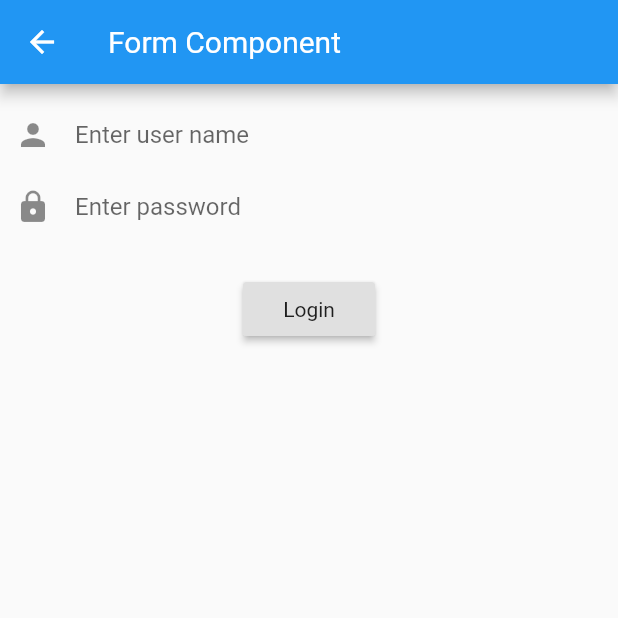
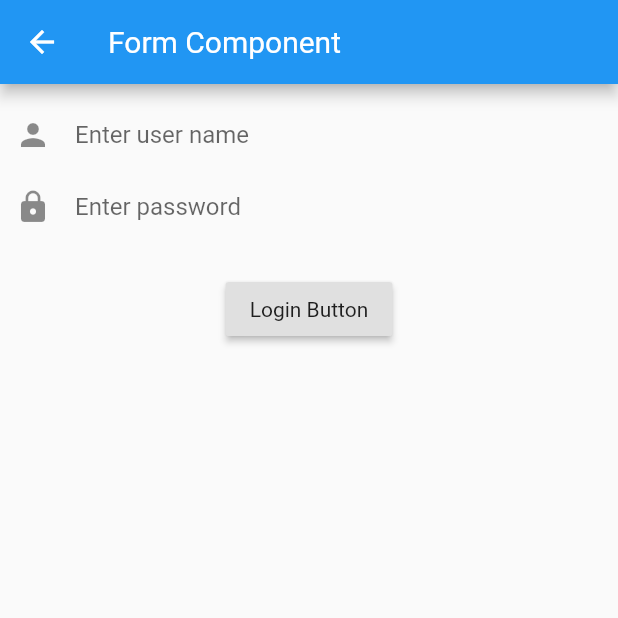
Before and after one commit to dineshnagarajandev/Flutter-UIKit, a Flutter app: the FormComponent screen opened by its route, on a phone screen of 412 x 824 dp, the top half of it. Run offline on Flutter 3.47's test engine with Material 2 defaults, Android fonts, the phone set to English and light mode, and no system bars.

Commit message:
Just test update

```diff
--- a/lib/CustomWidgets/formcomponent.dart
+++ b/lib/CustomWidgets/formcomponent.dart
@@ -32,7 +32,7 @@ class FormComponent extends StatelessWidget {
               // AbsorbPointer(
                 // child:
                 RaisedButton(
-                child: Text('Login'),
+                child: Text('Login Button'),
                 onPressed: loginAction,
             ),
               // )
```
